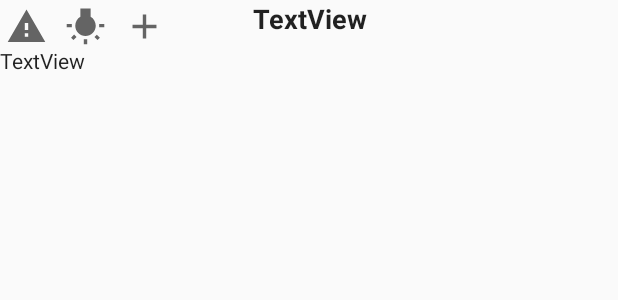
After one commit to kaseto/PearTreesNotes, an Android app: the layout list_item.xml on its own in the app's theme, with its tools: preview values and no code run, on a phone screen of 412 x 824 dp. The commit adds this screen. Shown: the top 300 px of the screen. Run offline under Robolectric (Android 15) with nearby library versions, the phone set to English and light mode, and no system bars.

Commit message:
sin persistencia

```diff
--- /dev/null
+++ b/app/src/main/res/layout/list_item.xml
@@ -0,0 +1,51 @@
+<?xml version="1.0" encoding="utf-8"?>
+<RelativeLayout xmlns:android="http://schemas.android.com/apk/res/android"
+    xmlns:app="http://schemas.android.com/apk/res-auto"
+    android:layout_width="match_parent" android:layout_height="match_parent">
+
+    <ImageView
+        android:id="@+id/image_view_todo"
+        android:layout_width="35dp"
+        android:layout_height="35dp"
+        android:layout_marginStart="4dp"
+        android:layout_toEndOf="@+id/image_view_idea"
+        android:padding="4dp"
+        app:srcCompat="@drawable/baseline_add_24" />
+
+    <ImageView
+        android:id="@+id/image_view_idea"
+        android:layout_width="35dp"
+        android:layout_height="35dp"
+        android:layout_marginStart="4dp"
+        android:layout_toEndOf="@+id/image_vew_important"
+        android:padding="4dp"
+        app:srcCompat="@drawable/baseline_wb_incandescent_24" />
+
+    <TextView
+        android:id="@+id/text_view_title"
+        android:layout_width="match_parent"
+        android:layout_height="wrap_content"
+        android:layout_alignParentTop="true"
+        android:text="TextView"
+        android:textAlignment="center"
+        android:textAppearance="@style/TextAppearance.AppCompat.Headline"
+        android:textSize="18sp"
+        android:textStyle="bold" />
+
+    <TextView
+        android:id="@+id/text_view_description"
+        android:layout_width="match_parent"
+        android:layout_height="wrap_content"
+        android:layout_below="@+id/text_view_title"
+        android:layout_marginTop="6dp"
+        android:text="TextView"
+        android:textAppearance="@style/TextAppearance.AppCompat.Body1"
+        android:textSize="14sp" />
+
+    <ImageView
+        android:id="@+id/image_vew_important"
+        android:layout_width="35dp"
+        android:layout_height="35dp"
+        android:padding="4dp"
+        app:srcCompat="@drawable/baseline_warning_24" />
+</RelativeLayout>
```
Also changed, not shown: app/src/main/java/com/example/notas/MainActivity.java (+95 -10 lines), app/src/main/res/layout/activity_main.xml (+10 -7 lines).
